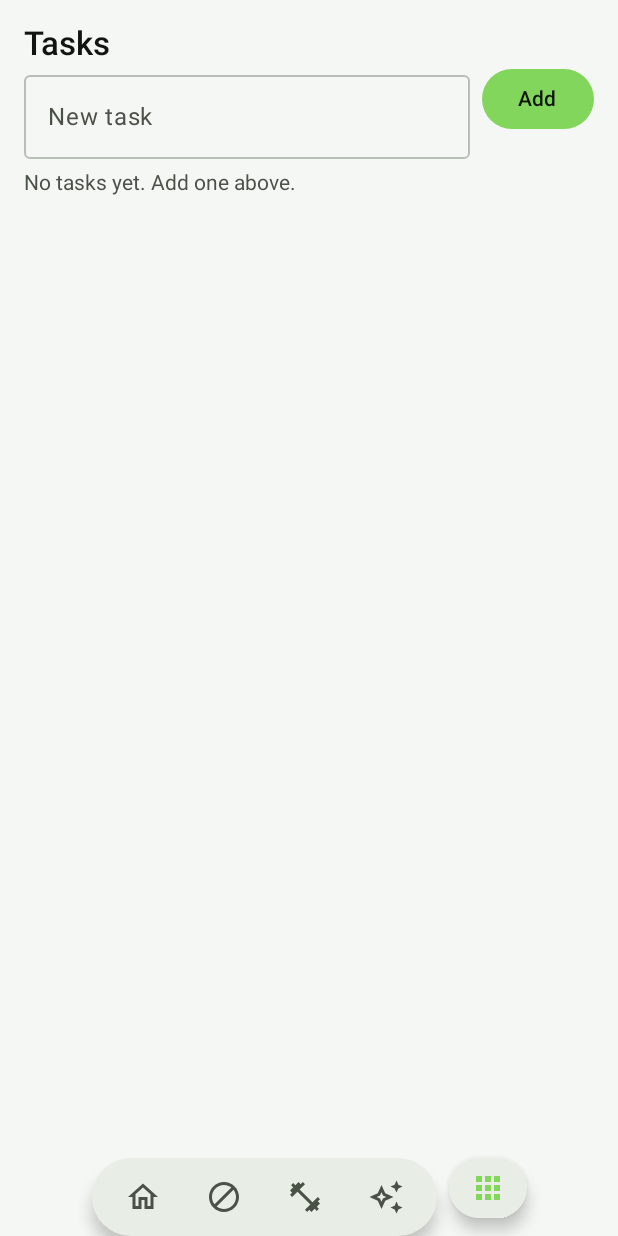
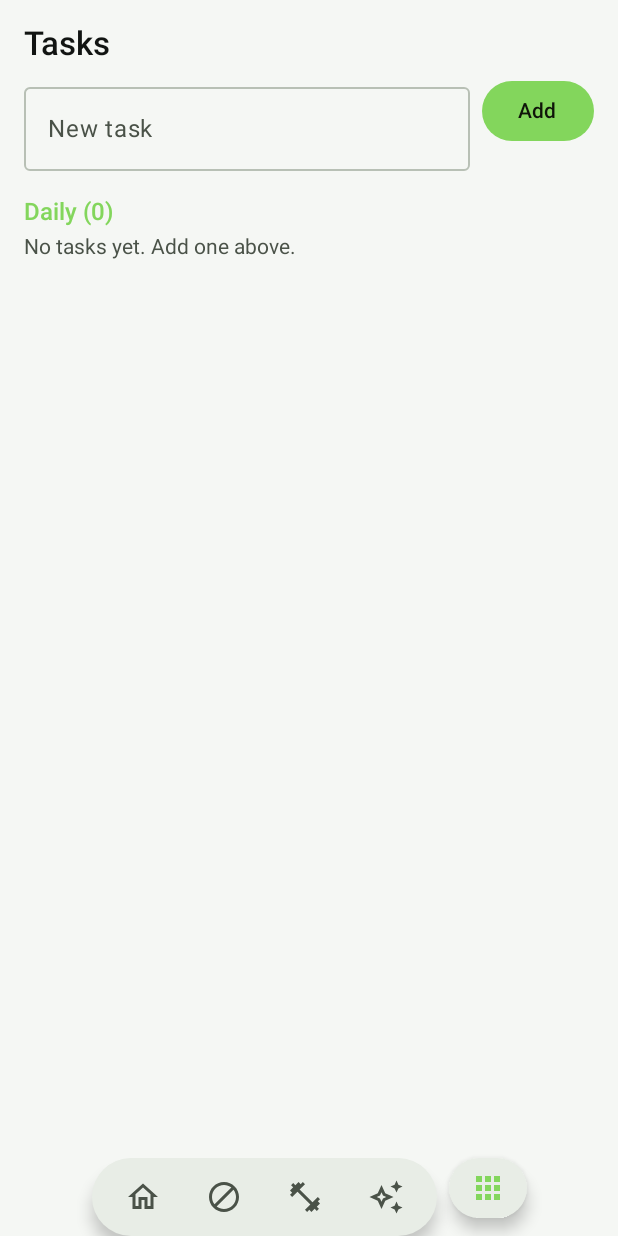
Before and after one commit to dinsesh-builds/RegainPlus, an Android app built with Jetpack Compose: the TasksScreen screen opened through its navigation route, on a phone screen of 412 x 824 dp. Run offline under Robolectric (Android 15) with nearby library versions, the phone set to English and light mode, and no system bars; our stand-ins replace Dagger/Hilt's generated code; libraries missing offline, so code that uses them is left out: androidx.glance, androidx.glance.appwidget; 1 statement that could not run was skipped.

Commit message:
Group tasks into daily, weekly, and monthly sections

```diff
--- a/app/src/main/java/com/regainplus/ui/screens/TasksScreen.kt
+++ b/app/src/main/java/com/regainplus/ui/screens/TasksScreen.kt
@@ -1,36 +1,96 @@
 package com.regainplus.ui.screens
 
 import androidx.compose.foundation.layout.*
-import androidx.compose.foundation.rememberScrollState
-import androidx.compose.foundation.verticalScroll
+import androidx.compose.foundation.lazy.LazyColumn
+import androidx.compose.foundation.lazy.items
 import androidx.compose.material3.*
 import androidx.compose.runtime.*
+import androidx.compose.ui.Alignment
 import androidx.compose.ui.Modifier
+import androidx.compose.ui.text.font.FontWeight
+import androidx.compose.ui.text.style.TextDecoration
 import androidx.compose.ui.unit.dp
 import androidx.hilt.navigation.compose.hiltViewModel
+import com.regainplus.data.entity.Task
 import com.regainplus.ui.components.ConfirmDeleteButton
 import com.regainplus.ui.viewmodel.TaskViewModel
+
+private enum class TaskSection(val label: String) { DAILY("Daily"), WEEKLY("Weekly"), MONTHLY("Monthly") }
+
+private fun taskSection(task: Task): TaskSection {
+    val t = task.title
+    return when {
+        t.contains("MONTHLY", ignoreCase = true) -> TaskSection.MONTHLY
+        t.contains("WEEKLY", ignoreCase = true) -> TaskSection.WEEKLY
+        else -> TaskSection.DAILY
+    }
+}
 
 @Composable
 fun TasksScreen(vm: TaskViewModel = hiltViewModel()) {
     val tasks by vm.tasks.collectAsState()
     var title by remember { mutableStateOf("") }
-    Column(Modifier.fillMaxSize().verticalScroll(rememberScrollState()).padding(16.dp)) {
-        Text("Tasks", style = MaterialTheme.typography.headlineMedium)
-        Row(Modifier.fillMaxWidth(), horizontalArrangement = Arrangement.spacedBy(8.dp)) {
-            OutlinedTextField(value = title, onValueChange = { title = it }, label = { Text("New task") }, modifier = Modifier.weight(1f))
-            Button(onClick = { if (title.isNotBlank()) { vm.add(title); title = "" } }) { Text("Add") }
+    val grouped = remember(tasks) { tasks.groupBy { taskSection(it) } }
+
+    LazyColumn(Modifier.fillMaxSize().padding(16.dp), verticalArrangement = Arrangement.spacedBy(2.dp)) {
+        item {
+            Text("Tasks", style = MaterialTheme.typography.headlineMedium)
+            Spacer(Modifier.height(8.dp))
+            Row(Modifier.fillMaxWidth(), horizontalArrangement = Arrangement.spacedBy(8.dp)) {
+                OutlinedTextField(
+                    value = title,
+                    onValueChange = { title = it },
+                    label = { Text("New task") },
+                    modifier = Modifier.weight(1f),
+                    singleLine = true
+                )
+                Button(onClick = { if (title.isNotBlank()) { vm.add(title); title = "" } }) { Text("Add") }
+            }
+            Spacer(Modifier.height(12.dp))
         }
-        Spacer(Modifier.height(8.dp))
-        tasks.forEach { t ->
-            Row(Modifier.fillMaxWidth().padding(vertical = 4.dp), horizontalArrangement = Arrangement.spacedBy(8.dp), verticalAlignment = androidx.compose.ui.Alignment.CenterVertically) {
-                Checkbox(checked = t.done, onCheckedChange = { vm.toggle(t) })
-                Text(t.title, modifier = Modifier.weight(1f), style = if (t.done) MaterialTheme.typography.bodyMedium.copy(textDecoration = androidx.compose.ui.text.style.TextDecoration.LineThrough) else MaterialTheme.typography.bodyMedium)
-                ConfirmDeleteButton(onConfirm = { vm.delete(t.id) })
+
+        TaskSection.entries.forEach { section ->
+            val sectionTasks = grouped[section].orEmpty()
+            if (sectionTasks.isNotEmpty() || tasks.isEmpty() && section == TaskSection.DAILY) {
+                item(key = "header_${section.name}") {
+                    Spacer(Modifier.height(4.dp))
+                    Text(
+                        "${section.label} (${sectionTasks.size})",
+                        style = MaterialTheme.typography.titleMedium,
+                        fontWeight = FontWeight.SemiBold,
+                        color = MaterialTheme.colorScheme.primary
+                    )
+                    Spacer(Modifier.height(4.dp))
+                }
+            }
+            items(sectionTasks, key = { it.id }) { t ->
+                Row(
+                    Modifier.fillMaxWidth().padding(vertical = 2.dp),
+                    horizontalArrangement = Arrangement.spacedBy(8.dp),
+                    verticalAlignment = Alignment.CenterVertically
+                ) {
+                    Checkbox(checked = t.done, onCheckedChange = { vm.toggle(t) })
+                    Text(
+                        t.title,
+                        modifier = Modifier.weight(1f),
+                        style = if (t.done) MaterialTheme.typography.bodyMedium.copy(textDecoration = TextDecoration.LineThrough)
+                        else MaterialTheme.typography.bodyMedium
+                    )
+                    ConfirmDeleteButton(onConfirm = { vm.delete(t.id) })
+                }
             }
         }
+
         if (tasks.isEmpty()) {
-            Text("No tasks yet. Add one above.", style = MaterialTheme.typography.bodyMedium, color = MaterialTheme.colorScheme.onSurfaceVariant)
+            item {
+                Text(
+                    "No tasks yet. Add one above.",
+                    style = MaterialTheme.typography.bodyMedium,
+                    color = MaterialTheme.colorScheme.onSurfaceVariant
+                )
+            }
         }
+
+        item { Spacer(Modifier.height(24.dp)) }
     }
 }
```
